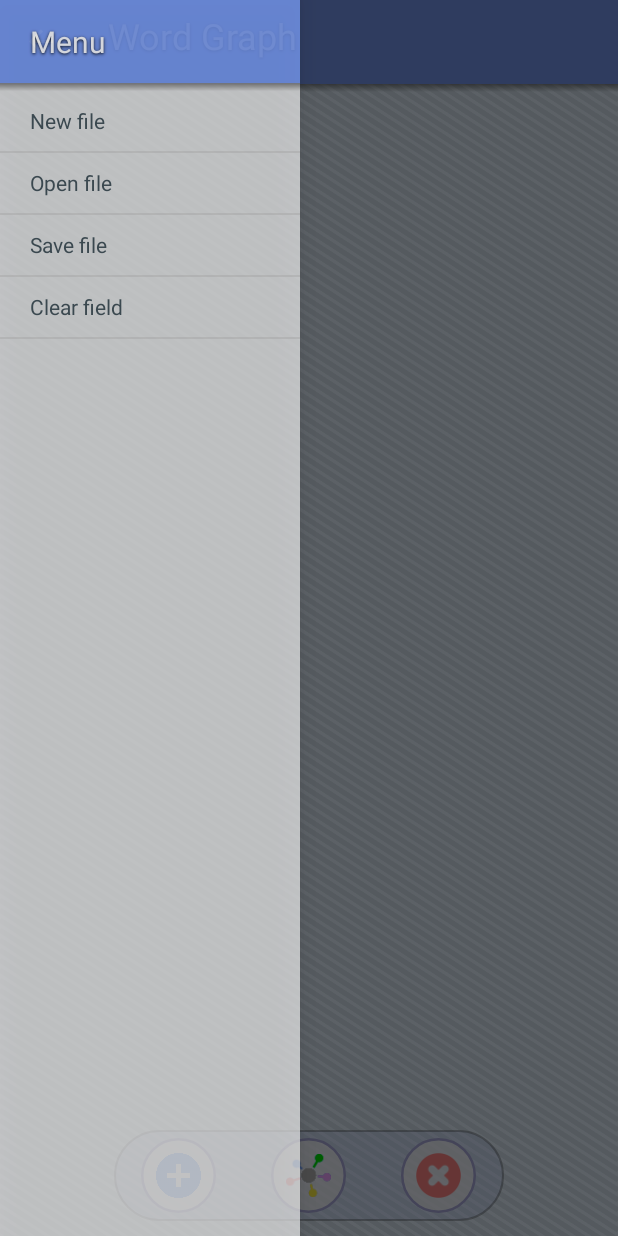
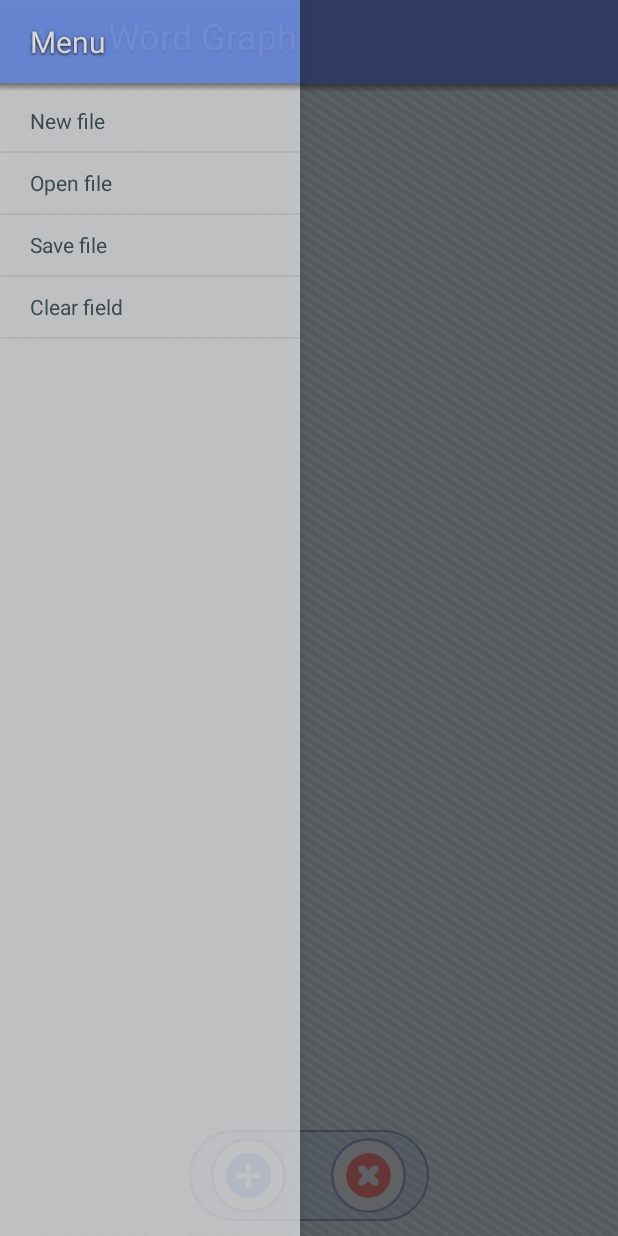
Before and after one commit to vlfom/WordGraph, an Android app: the Main_Activity screen opened directly, with no data from a screen before it, with the side drawer open, on a phone screen of 412 x 824 dp. Run offline under Robolectric (Android 15) with nearby library versions, the phone set to English and light mode, and no system bars; 1 statement that could not run was skipped.

Commit message:
Refactoring code

```diff
--- a/app/src/main/java/com/vlfom/wordgraph/Main_Activity.java
+++ b/app/src/main/java/com/vlfom/wordgraph/Main_Activity.java
@@ -1,7 +1,6 @@
 package com.vlfom.wordgraph;
 
 import android.app.AlertDialog;
-import android.app.Fragment;
 import android.content.Context;
 import android.content.DialogInterface;
 import android.content.res.Configuration;
@@ -34,7 +33,6 @@ import android.widget.ArrayAdapter;
 import android.widget.EditText;
 import android.widget.FrameLayout;
 import android.widget.ImageView;
-import android.widget.LinearLayout;
 import android.widget.ListView;
 import android.widget.RelativeLayout;
 import android.widget.TextView;
@@ -93,13 +91,7 @@ public class Main_Activity extends ActionBarActivity {
             setFocusedVertex(vertexIndexPressed, vertexTypePressed, 1);
         }
     };
-    private String[] mScreenTitles;
-    private DrawerLayout mDrawerLayout;
-    private ListView mDrawerList;
     private ActionBarDrawerToggle mDrawerToggle;
-    private String
-            mDrawerTitle,
-            mTitle;
     private Pair<Point, Point> tempLine = null;
     private ArrayList<Pair<Integer, Integer>> mSegments = new ArrayList<>();
 
@@ -113,13 +105,13 @@ public class Main_Activity extends ActionBarActivity {
         ((TextView) findViewById(R.id.actionbarTitle)).setTypeface(Typeface.createFromAsset(getAssets(), "fonts/Roboto-Regular.ttf"));
         ((TextView) findViewById(R.id.actionbarTitle)).setShadowLayer(2, 0, 1, Color.BLACK);
 
-        ((FrameLayout) findViewById(R.id.onModeCreate)).setOnTouchListener(
+        findViewById(R.id.onModeCreate).setOnTouchListener(
                 new ChangeModeListener()
         );
-        ((FrameLayout) findViewById(R.id.onModeConnect)).setOnTouchListener(
+        findViewById(R.id.onModeConnect).setOnTouchListener(
                 new ChangeModeListener()
         );
-        ((FrameLayout) findViewById(R.id.onModeDelete)).setOnTouchListener(
+        findViewById(R.id.onModeDelete).setOnTouchListener(
                 new ChangeModeListener()
         );
 
@@ -132,10 +124,9 @@ public class Main_Activity extends ActionBarActivity {
 
         drawBackground();
 
-        mTitle = mDrawerTitle = "Word Graph";
-        mScreenTitles = getResources().getStringArray(R.array.navbar_string_array);
-        mDrawerLayout = (DrawerLayout) findViewById(R.id.drawer_layout);
-        mDrawerList = (ListView) findViewById(R.id.left_drawer);
+        String[] mScreenTitles = getResources().getStringArray(R.array.navbar_string_array);
+        DrawerLayout mDrawerLayout = (DrawerLayout) findViewById(R.id.drawer_layout);
+        ListView mDrawerList = (ListView) findViewById(R.id.left_drawer);
 
         mDrawerList.setAdapter(new ArrayAdapter<>(this,
                 R.layout.navbar_list_item, mScreenTitles));
@@ -225,7 +216,7 @@ public class Main_Activity extends ActionBarActivity {
                 }
         );
 
-        ((LinearLayout) findViewById(R.id.navigationDrawer)).setAlpha(0.8f);
+        findViewById(R.id.navigationDrawer).setAlpha(0.8f);
     }
 
     private void addNewNode(Point nodePos, String nodeText, int nodeType, boolean addType) {
@@ -475,25 +466,13 @@ public class Main_Activity extends ActionBarActivity {
 
     @Override
     public boolean onOptionsItemSelected(MenuItem item) {
-        // Handle action bar item clicks here. The action bar will
-        // automatically handle clicks on the Home/Up button, so long
-        // as you specify a parent activity in AndroidManifest.xml.
-
         if (mDrawerToggle.onOptionsItemSelected(item)) {
             return true;
         }
-
         return super.onOptionsItemSelected(item);
     }
 
-    /**
-     * Swaps fragments in the main content view
-     */
     private void selectItem(int position) {
-        // Highlight the selected item, update the title, and close the drawer
-//        mDrawerList.setItemChecked(position, true);
-//        setTitle(mScreenTitles[position]);
-//        mDrawerLayout.closeDrawer(mDrawerList);
         if (position == 0)
             setDefault();
         else if (position == 1)
@@ -510,22 +489,15 @@ public class Main_Activity extends ActionBarActivity {
         }, 1);
     }
 
-    /**
-     * When using the ActionBarDrawerToggle, you must call it during
-     * onPostCreate() and onConfigurationChanged()...
-     */
-
     @Override
     protected void onPostCreate(Bundle savedInstanceState) {
         super.onPostCreate(savedInstanceState);
-        // Sync the toggle state after onRestoreInstanceState has occurred.
         mDrawerToggle.syncState();
     }
 
     @Override
     public void onConfigurationChanged(Configuration newConfig) {
         super.onConfigurationChanged(newConfig);
-        // Pass any configuration change to the drawer toggles
         mDrawerToggle.onConfigurationChanged(newConfig);
     }
 
@@ -621,13 +593,13 @@ public class Main_Activity extends ActionBarActivity {
         @Override
         public boolean onTouch(View v, MotionEvent event) {
 
-            ((FrameLayout) findViewById(R.id.onModeCreate)).setOnTouchListener(
+            findViewById(R.id.onModeCreate).setOnTouchListener(
                     new ChangeModeListener()
             );
-            ((FrameLayout) findViewById(R.id.onModeConnect)).setOnTouchListener(
+            findViewById(R.id.onModeConnect).setOnTouchListener(
                     new ChangeModeListener()
             );
-            ((FrameLayout) findViewById(R.id.onModeDelete)).setOnTouchListener(
+            findViewById(R.id.onModeDelete).setOnTouchListener(
                     new ChangeModeListener()
             );
 
@@ -635,35 +607,35 @@ public class Main_Activity extends ActionBarActivity {
                     v.getId() == R.id.onModeCreate) {
                 if (currentMode == MODE_NONE) {
                     currentMode = MODE_CREATE;
-                    ((FrameLayout) findViewById(R.id.onModeConnect)).setAlpha(0.5f);
-                    ((FrameLayout) findViewById(R.id.onModeDelete)).setAlpha(0.5f);
+                    findViewById(R.id.onModeConnect).setAlpha(0.5f);
+                    findViewById(R.id.onModeDelete).setAlpha(0.5f);
                 } else {
                     currentMode = MODE_NONE;
-                    ((FrameLayout) findViewById(R.id.onModeConnect)).setAlpha(1f);
-                    ((FrameLayout) findViewById(R.id.onModeDelete)).setAlpha(1f);
+                    findViewById(R.id.onModeConnect).setAlpha(1f);
+                    findViewById(R.id.onModeDelete).setAlpha(1f);
                 }
             } else if ((currentMode == MODE_NONE || currentMode == MODE_CONNECT) &&
                     v.getId() == R.id.onModeConnect) {
                 if (currentMode == MODE_NONE) {
                     currentMode = MODE_CONNECT;
-                    ((FrameLayout) findViewById(R.id.onModeCreate)).setAlpha(0.5f);
-                    ((FrameLayout) findViewById(R.id.onModeDelete)).setAlpha(0.5f);
+                    findViewById(R.id.onModeCreate).setAlpha(0.5f);
+                    findViewById(R.id.onModeDelete).setAlpha(0.5f);
                 } else {
                     currentMode = MODE_NONE;
-                    ((FrameLayout) findViewById(R.id.onModeCreate)).setAlpha(1f);
-                    ((FrameLayout) findViewById(R.id.onModeDelete)).setAlpha(1f);
+                    findViewById(R.id.onModeCreate).setAlpha(1f);
+                    findViewById(R.id.onModeDelete).setAlpha(1f);
                 }
 
             } else if ((currentMode == MODE_NONE || currentMode == MODE_DELETE) &&
                     v.getId() == R.id.onModeDelete) {
                 if (currentMode == MODE_NONE) {
                     currentMode = MODE_DELETE;
-                    ((FrameLayout) findViewById(R.id.onModeCreate)).setAlpha(0.5f);
-                    ((FrameLayout) findViewById(R.id.onModeConnect)).setAlpha(0.5f);
+                    findViewById(R.id.onModeCreate).setAlpha(0.5f);
+                    findViewById(R.id.onModeConnect).setAlpha(0.5f);
                 } else {
                     currentMode = MODE_NONE;
-                    ((FrameLayout) findViewById(R.id.onModeCreate)).setAlpha(1f);
-                    ((FrameLayout) findViewById(R.id.onModeConnect)).setAlpha(1f);
+                    findViewById(R.id.onModeCreate).setAlpha(1f);
+                    findViewById(R.id.onModeConnect).setAlpha(1f);
                 }
 
             }
--- a/app/src/main/res/drawable-xxhdpi/button_menu.xml
+++ b/app/src/main/res/drawable-xxhdpi/button_menu.xml
@@ -9,8 +9,8 @@
         android:angle="90"
         android:centerX="10%"
         android:startColor="#ddccccee"
-        android:centerColor="#7597ee"
-        android:endColor="#75a9ff"
+        android:centerColor="#dd7597ee"
+        android:endColor="#dd75a9ff"
         android:type="linear"
         />
     <padding
--- a/app/src/main/res/layout/activity_main.xml
+++ b/app/src/main/res/layout/activity_main.xml
@@ -29,7 +29,7 @@
             android:gravity="center_horizontal">
 
             <LinearLayout
-                android:layout_width="260dp"
+                android:layout_width="160dp"
                 android:layout_height="wrap_content"
                 android:layout_alignParentBottom="true"
                 android:background="@drawable/mode_bar_background"
@@ -53,26 +53,6 @@
                         android:layout_height="30dp"
                         android:layout_gravity="center"
                         android:src="@drawable/icon_add" />
-                </FrameLayout>
-
-                <FrameLayout
-                    android:id="@+id/onModeConnect"
-                    android:layout_width="0dp"
-                    android:layout_height="wrap_content"
-                    android:layout_weight="1"
-                    android:gravity="center">
-
-                    <ImageView
-                        android:layout_width="50dp"
-                        android:layout_height="50dp"
-                        android:layout_gravity="center"
-                        android:src="@drawable/circle_main_interact" />
-
-                    <ImageView
-                        android:layout_width="30dp"
-                        android:layout_height="30dp"
-                        android:layout_gravity="center"
-                        android:src="@drawable/icon_connect" />
                 </FrameLayout>
 
                 <FrameLayout
```
Also changed, not shown: app/src/main/res/drawable-xxhdpi/main_bg.png.
